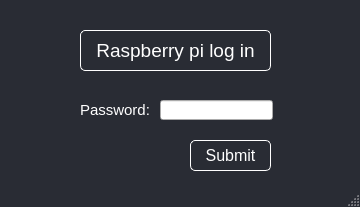
Above: raspberryPiLoginWindow.ui from 68Duck/PiDMX before the change. Below: the same form after it.
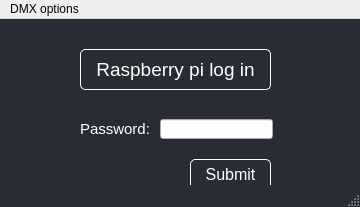
That is the form after the change.

Diff of the .ui file:
```diff
--- a/raspberryPiLoginWindow.ui
+++ b/raspberryPiLoginWindow.ui
@@ -109,6 +109,14 @@
      <height>22</height>
     </rect>
    </property>
+   <widget class="QMenu" name="menuDMX_options">
+    <property name="title">
+     <string>DMX options</string>
+    </property>
+    <addaction name="runOnComputerAction"/>
+    <addaction name="runWithoutDMXAction"/>
+   </widget>
+   <addaction name="menuDMX_options"/>
   </widget>
   <widget class="QStatusBar" name="statusbar"/>
  </widget>
```
Left out of the diff: 10 changed lines with no effect on the pictures.
